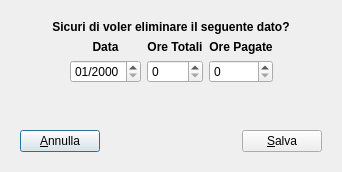
The window that insertdbvalues.ui (gcala/GestioneCompetenzeMedici) describes before a commit, drawn with Qt 5.
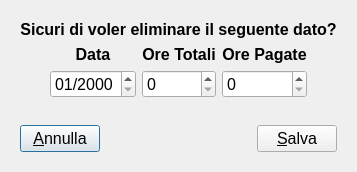
The same window after the commit. Icons and pictures are not drawn.

Diff of the .ui file:
```diff
--- a/insertdbvalues.ui
+++ b/insertdbvalues.ui
@@ -25,6 +25,7 @@
         <widget class="QLabel" name="unitaMsg">
          <property name="font">
           <font>
+           <pointsize>12</pointsize>
            <weight>75</weight>
            <bold>true</bold>
           </font>
@@ -58,6 +59,7 @@
             <widget class="QLabel" name="label_4">
              <property name="font">
               <font>
+               <pointsize>12</pointsize>
                <weight>75</weight>
                <bold>true</bold>
               </font>
@@ -72,6 +74,11 @@
            </item>
            <item>
             <widget class="QDateEdit" name="unitaData">
+             <property name="font">
+              <font>
+               <pointsize>12</pointsize>
+              </font>
+             </property>
              <property name="displayFormat">
               <string>MM/yyyy</string>
              </property>
@@ -85,6 +92,7 @@
             <widget class="QLabel" name="label_5">
              <property name="font">
               <font>
+               <pointsize>12</pointsize>
                <weight>75</weight>
                <bold>true</bold>
               </font>
@@ -99,6 +107,11 @@
            </item>
            <item>
             <widget class="QSpinBox" name="unitaOreTot">
+             <property name="font">
+              <font>
+               <pointsize>12</pointsize>
+              </font>
+             </property>
              <property name="maximum">
               <number>12</number>
              </property>
@@ -112,6 +125,7 @@
             <widget class="QLabel" name="label_6">
              <property name="font">
               <font>
+               <pointsize>12</pointsize>
                <weight>75</weight>
                <bold>true</bold>
               </font>
@@ -126,6 +140,11 @@
            </item>
            <item>
             <widget class="QSpinBox" name="unitaOrePagate">
+             <property name="font">
+              <font>
+               <pointsize>12</pointsize>
+              </font>
+             </property>
              <property name="maximum">
               <number>12</number>
              </property>
@@ -165,6 +184,11 @@
         <layout class="QHBoxLayout" name="horizontalLayout_3">
          <item>
           <widget class="QPushButton" name="unitaCancel">
+           <property name="font">
+            <font>
+             <pointsize>12</pointsize>
+            </font>
+           </property>
            <property name="text">
             <string>&amp;Annulla</string>
            </property>
@@ -189,6 +213,11 @@
          </item>
          <item>
           <widget class="QPushButton" name="unitaSave">
+           <property name="font">
+            <font>
+             <pointsize>12</pointsize>
+            </font>
+           </property>
            <property name="text">
             <string>&amp;Salva</string>
            </property>
```
